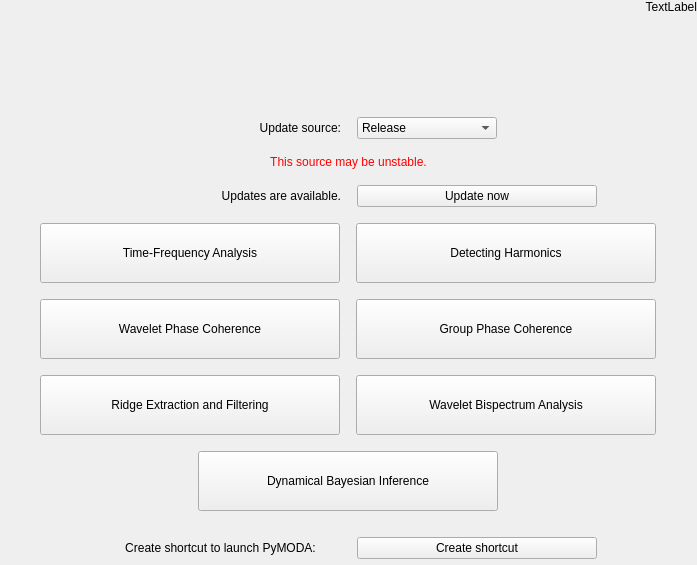
Above: res/layout/window_launcher.ui from luphysics/PyMODA before the change. Below: the same form after it.
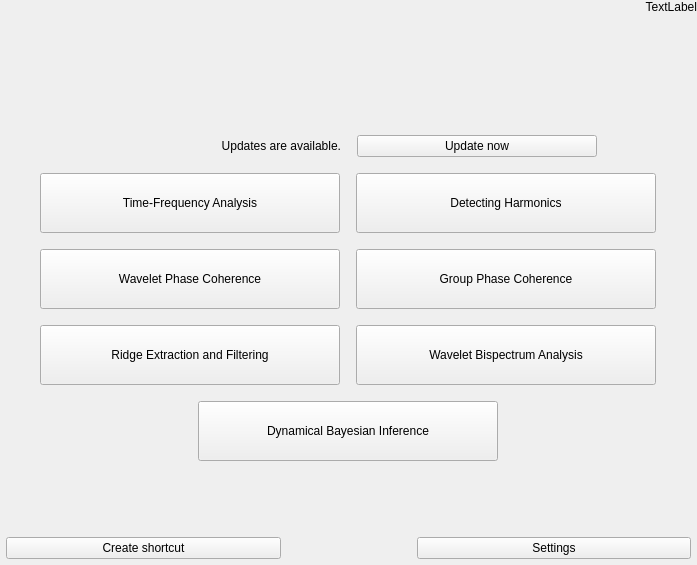
That is the form after the change.

Commit message: Add settings dialog

```diff
--- a/res/layout/window_launcher.ui
+++ b/res/layout/window_launcher.ui
@@ -61,53 +61,6 @@
       <property name="spacing">
        <number>16</number>
       </property>
-      <item>
-       <layout class="QHBoxLayout" name="horizontalLayout_7">
-        <property name="leftMargin">
-         <number>200</number>
-        </property>
-        <property name="rightMargin">
-         <number>200</number>
-        </property>
-        <item>
-         <widget class="QLabel" name="label_2">
-          <property name="text">
-           <string>Update source:</string>
-          </property>
-          <property name="alignment">
-           <set>Qt::AlignRight|Qt::AlignTrailing|Qt::AlignVCenter</set>
-          </property>
-         </widget>
-        </item>
-        <item>
-         <widget class="QComboBox" name="combo_source">
-          <item>
-           <property name="text">
-            <string>Release</string>
-           </property>
-          </item>
-          <item>
-           <property name="text">
-            <string>Staging</string>
-           </property>
-          </item>
-         </widget>
-        </item>
-       </layout>
-      </item>
-      <item>
-       <widget class="QLabel" name="lbl_unstable">
-        <property name="styleSheet">
-         <string notr="true">color:red;</string>
-        </property>
-        <property name="text">
-         <string>This source may be unstable.</string>
-        </property>
-        <property name="alignment">
-         <set>Qt::AlignCenter</set>
-        </property>
-       </widget>
-      </item>
       <item>
        <layout class="QHBoxLayout" name="horizontalLayout_6" stretch="0">
         <property name="leftMargin">
@@ -331,7 +284,7 @@
          <number>40</number>
         </property>
         <property name="bottomMargin">
-         <number>10</number>
+         <number>60</number>
         </property>
         <item>
          <widget class="QPushButton" name="btn_dynamical_bayesian">
@@ -363,24 +316,22 @@
       <item>
        <layout class="QHBoxLayout" name="horizontalLayout_4">
         <property name="leftMargin">
-         <number>100</number>
+         <number>0</number>
         </property>
         <property name="rightMargin">
-         <number>100</number>
+         <number>0</number>
         </property>
         <property name="bottomMargin">
          <number>6</number>
         </property>
         <item>
-         <widget class="QLabel" name="label">
-          <property name="text">
-           <string>Create shortcut to launch PyMODA:</string>
+         <layout class="QHBoxLayout" name="horizontalLayout_7">
+          <property name="leftMargin">
+           <number>6</number>
           </property>
-          <property name="alignment">
-           <set>Qt::AlignCenter</set>
+          <property name="rightMargin">
+           <number>60</number>
           </property>
-         </widget>
-        </item>
         <item>
          <widget class="QPushButton" name="btn_create_shortcut">
           <property name="maximumSize">
@@ -396,6 +347,25 @@
            <bool>false</bool>
           </property>
          </widget>
+          </item>
+         </layout>
+        </item>
+        <item>
+         <layout class="QHBoxLayout" name="horizontalLayout_9">
+          <property name="leftMargin">
+           <number>60</number>
+          </property>
+          <property name="rightMargin">
+           <number>6</number>
+          </property>
+          <item>
+           <widget class="QPushButton" name="btn_settings">
+            <property name="text">
+             <string>Settings</string>
+            </property>
+           </widget>
+          </item>
+         </layout>
         </item>
        </layout>
       </item>
```
Lines whose indentation alone changed are shown as unchanged. The commit also changes 3 other files.
